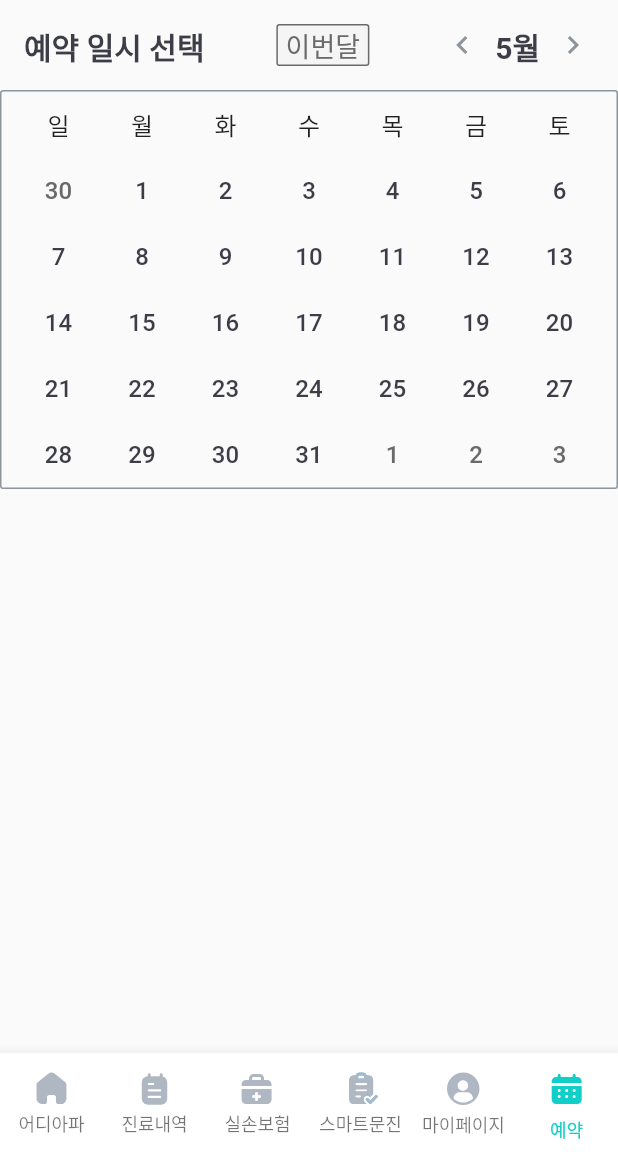
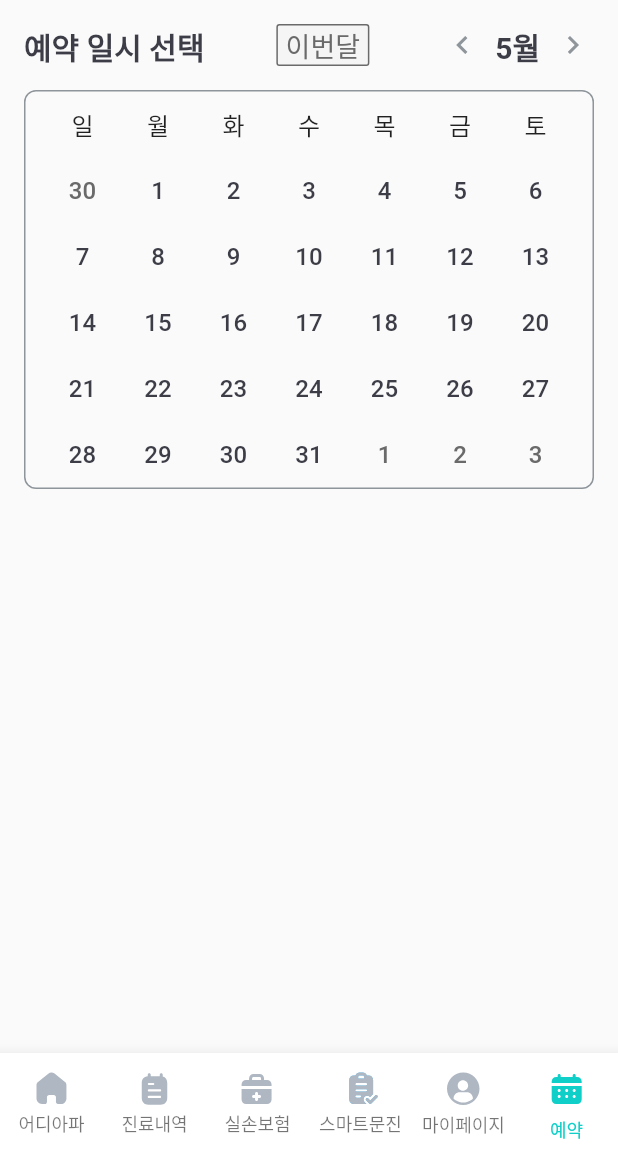
Before and after one commit to jason967/get_x_example, a Flutter app: the screen it shows after launch, item 6 of the bottom bar chosen, on a phone screen of 412 x 824 dp, the part 84-1236 px from its top. Run offline on Flutter 3.47's test engine with Material 2 defaults, Android fonts, the phone set to English and light mode, and no system bars; our stand-ins replace flutter_svg, get.

Commit message:
calendar(2)

```diff
--- a/lib/wau_reservation/calendar/calender_x.dart
+++ b/lib/wau_reservation/calendar/calender_x.dart
@@ -75,9 +75,11 @@ class _Calendar extends StatelessWidget {
   Widget build(BuildContext context) {
     final controller = Get.put(CalendarController());
 
-    return Obx(() => Container(
+    return Obx(() => Padding(
+          padding: const EdgeInsets.symmetric(horizontal: 16),
+          child: Container(
             decoration: BoxDecoration(
-            borderRadius: BorderRadius.circular(2),
+              borderRadius: BorderRadius.circular(8),
               border: Border.all(color: warmGrey),
             ),
             child: Column(
@@ -138,6 +140,7 @@ class _Calendar extends StatelessWidget {
                   ),
                 ),
               ],
+            ),
           ),
         ));
   }
```
Lines whose indentation alone changed are shown as unchanged.
